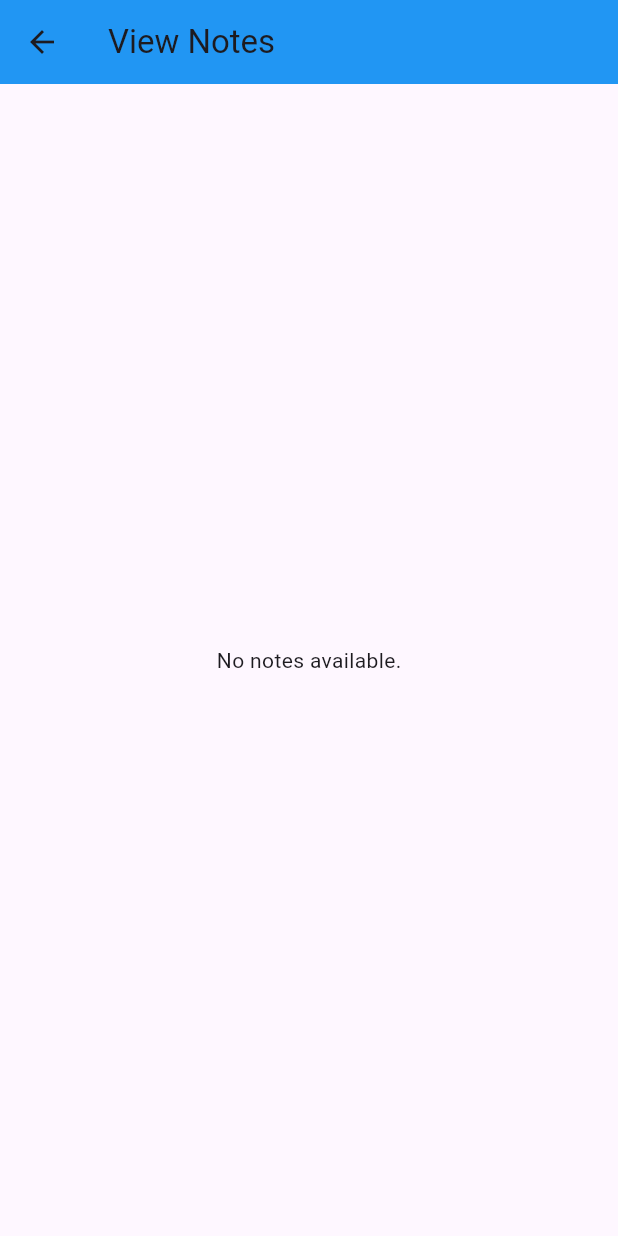
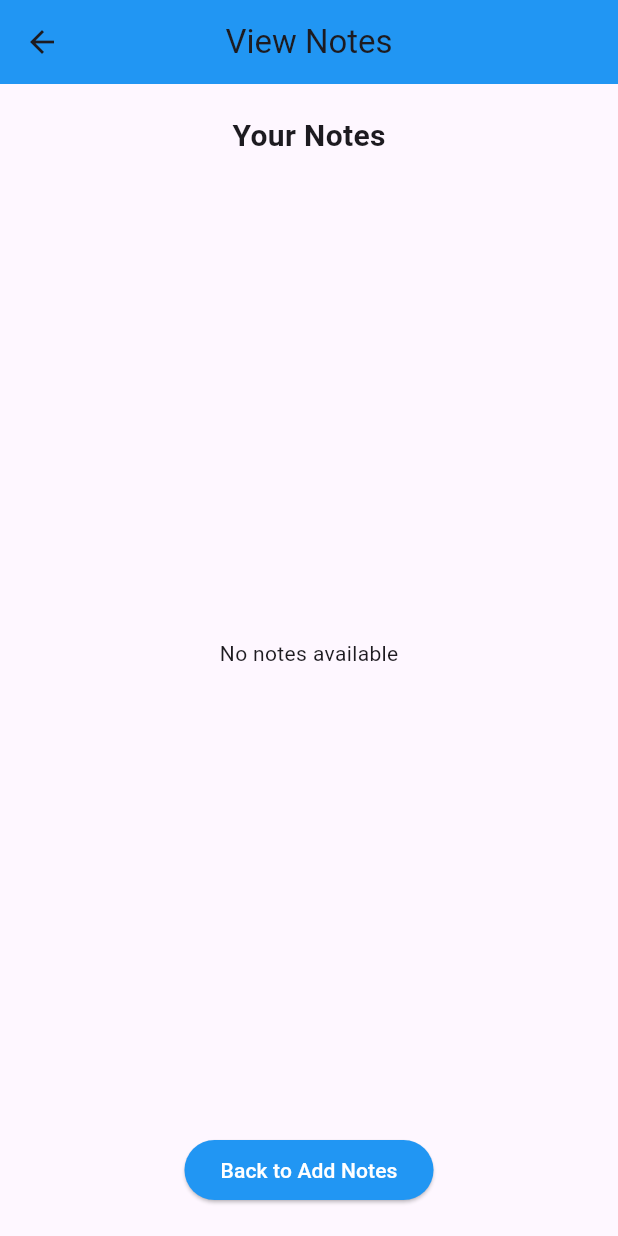
Before and after one commit to Yasir-Ali-Swe/Learning-Flutter, a Flutter app: the screen it shows after launch, after a tap on "View Notes", on a phone screen of 412 x 824 dp. Run offline on Flutter 3.47's test engine with Material 3 defaults, Android fonts, the phone set to English and light mode, and no system bars; our stand-ins replace audioplayers.

Commit message:
Note Taking App

```diff
--- a/lab_9/lib/main.dart
+++ b/lab_9/lib/main.dart
@@ -43,11 +43,13 @@ class _AddNotesPageState extends State<AddNotesPage> {
   }
 
   void _navigateToViewNotes() async {
+    // Pass the current notes to the ViewNotesPage, and get back the updated list
     final updatedNotes = await Navigator.push(
       context,
       MaterialPageRoute(builder: (context) => ViewNotesPage(notes: _notes)),
     );
 
+    // If updated notes are received, update the state in the main page
     if (updatedNotes != null && updatedNotes is List<String>) {
       setState(() {
         _notes.clear();
@@ -60,7 +62,7 @@ class _AddNotesPageState extends State<AddNotesPage> {
   Widget build(BuildContext context) {
     return Scaffold(
       appBar: AppBar(
-        title: const Text("Notepade App"),
+        title: const Text("Add Note"),
         backgroundColor: Colors.blue,
         centerTitle: true,
       ),
@@ -68,18 +70,14 @@ class _AddNotesPageState extends State<AddNotesPage> {
         padding: const EdgeInsets.all(20),
         child: Column(
           children: [
-            SizedBox(
-              height: 150,
-              child: TextField(
+            TextField(
               controller: _controller,
-                expands: true,
               maxLines: null,
               textAlignVertical: TextAlignVertical.top,
               decoration: const InputDecoration(
                 labelText: "Enter your note",
                 border: OutlineInputBorder(),
                 contentPadding: EdgeInsets.all(10),
-                ),
               ),
             ),
             const SizedBox(height: 20),
--- a/lab_9/lib/view_notes_page.dart
+++ b/lab_9/lib/view_notes_page.dart
@@ -10,24 +10,23 @@ class ViewNotesPage extends StatefulWidget {
 }
 
 class _ViewNotesPageState extends State<ViewNotesPage> {
-  late List<String> notesCopy;
+  late List<String> _notes;
 
   @override
   void initState() {
     super.initState();
-    notesCopy = List.from(widget.notes);
+    _notes = List.from(widget.notes);
   }
 
   void _deleteNote(int index) {
     setState(() {
-      notesCopy.removeAt(index);
+      _notes.removeAt(index);
     });
   }
 
-  @override
-  void dispose() {
-    Navigator.pop(context, notesCopy); // return updated list to main screen
-    super.dispose();
+  void _backToMainPage() {
+    // Return the updated list of notes to the main page
+    Navigator.pop(context, _notes);
   }
 
   @override
@@ -36,34 +35,68 @@ class _ViewNotesPageState extends State<ViewNotesPage> {
       appBar: AppBar(
         title: const Text("View Notes"),
         backgroundColor: Colors.blue,
+        centerTitle: true,
       ),
-      body:
-          notesCopy.isEmpty
-              ? const Center(child: Text("No notes available."))
+      body: Padding(
+        padding: const EdgeInsets.all(20),
+        child: Column(
+          children: [
+            const Text(
+              "Your Notes",
+              style: TextStyle(fontSize: 20, fontWeight: FontWeight.bold),
+            ),
+            const SizedBox(height: 10),
+            Expanded(
+              child:
+                  _notes.isEmpty
+                      ? const Center(child: Text("No notes available"))
                       : ListView.builder(
-                padding: const EdgeInsets.all(16),
-                itemCount: notesCopy.length,
+                        itemCount: _notes.length,
                         itemBuilder:
                             (context, index) => Container(
-                      margin: const EdgeInsets.symmetric(vertical: 6),
-                      padding: const EdgeInsets.all(12),
+                              margin: const EdgeInsets.symmetric(vertical: 4),
+                              padding: const EdgeInsets.symmetric(
+                                horizontal: 12,
+                                vertical: 10,
+                              ),
                               decoration: BoxDecoration(
-                        color: Colors.yellow.shade100,
-                        border: Border.all(color: Colors.amber),
-                        borderRadius: BorderRadius.circular(10),
+                                color: Colors.green.shade50,
+                                borderRadius: BorderRadius.circular(8),
+                                border: Border.all(color: Colors.greenAccent),
                               ),
                               child: Row(
-                        mainAxisAlignment: MainAxisAlignment.spaceBetween,
+                                mainAxisAlignment:
+                                    MainAxisAlignment.spaceBetween,
                                 children: [
-                          Expanded(child: Text(notesCopy[index])),
+                                  Expanded(
+                                    child: Text(
+                                      _notes[index],
+                                      style: const TextStyle(fontSize: 16),
+                                    ),
+                                  ),
                                   IconButton(
                                     onPressed: () => _deleteNote(index),
-                            icon: const Icon(Icons.delete, color: Colors.red),
+                                    icon: const Icon(
+                                      Icons.delete,
+                                      color: Colors.red,
+                                    ),
                                   ),
                                 ],
                               ),
                             ),
                       ),
+            ),
+            ElevatedButton(
+              onPressed: _backToMainPage,
+              style: ElevatedButton.styleFrom(
+                backgroundColor: Colors.blue,
+                foregroundColor: Colors.white,
+              ),
+              child: const Text("Back to Add Notes"),
+            ),
+          ],
+        ),
+      ),
     );
   }
 }
```
Lines whose indentation alone changed are shown as unchanged.
